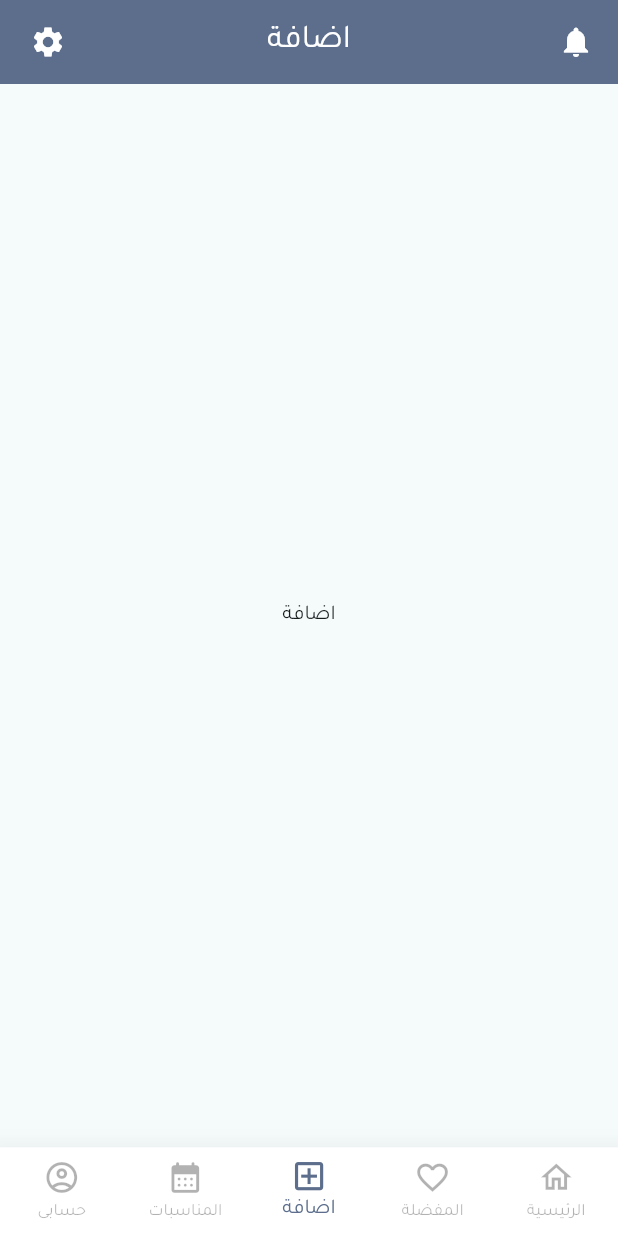
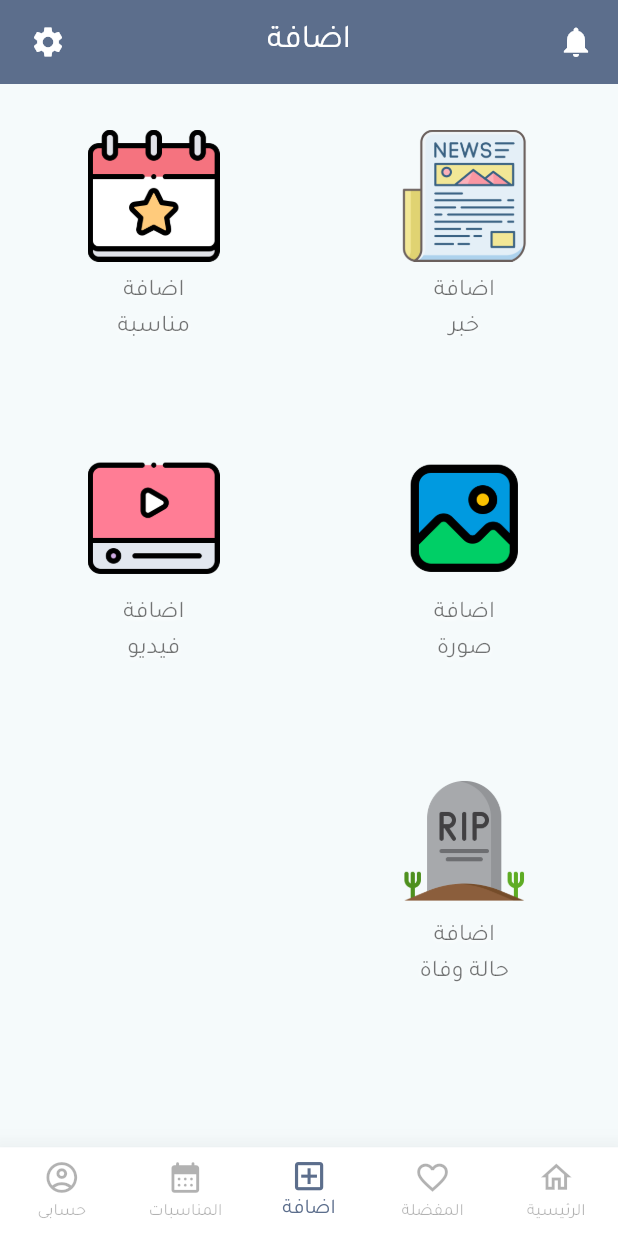
Before and after one commit to MahmoudRede/news_last_app, a Flutter app: the AppLayout screen opened directly, item 3 of the bottom bar chosen, on a phone screen of 412 x 824 dp. Run offline on Flutter 3.47's test engine with Material 3 defaults, Android fonts, the phone set to English and light mode, and no system bars; our stand-ins replace bloc, cloud_firestore, firebase_auth, firebase_core, flutter_bloc, fluttertoast and 6 more; missing offline and left inert: dart:html; accounts and stored records are empty; project files that could hold a hidden picture were left out.

Commit message:
create add grid view

```diff
--- a/lib/main.dart
+++ b/lib/main.dart
@@ -80,7 +80,7 @@ class MyApp extends StatelessWidget {
               }
               return supportLang.first;
             },
-              home: const OnboardingView(),
+              home: const AppLayout(),
           );
         },
       ),
--- a/lib/presentation/screens/add_post_view/add_post_view.dart
+++ b/lib/presentation/screens/add_post_view/add_post_view.dart
@@ -1,10 +1,38 @@
 import 'package:flutter/material.dart';
+import 'package:news_last_app/generated/assets.dart';
+import 'package:news_last_app/presentation/screens/add_post_view/widgets/grid_view_item.dart';
 
-class AddPostView extends StatelessWidget {
-  const AddPostView({Key? key}) : super(key: key);
+import 'models/add_post_model.dart';
+
+class AddPostView extends StatefulWidget {
+  const AddPostView({super.key});
+
+  @override
+  State<AddPostView> createState() => _AddPostViewState();
+}
+
+class _AddPostViewState extends State<AddPostView> {
+  final List<AddPostModel> items =  [
+    AddPostModel(image: Assets.assetsImagesNews, title: 'اضافة\nخبر',() => null),
+    AddPostModel(image: Assets.imagesEvents, title: 'اضافة\nمناسبة',() => null),
+    AddPostModel(image: Assets.imagesPicture, title: 'اضافة\nصورة',() => null),
+    AddPostModel(image: Assets.imagesVideo, title: 'اضافة\nفيديو',() => null),
+    AddPostModel(image: Assets.imagesDead, title: 'اضافة\nحالة وفاة',() => null),
+  ];
 
   @override
   Widget build(BuildContext context) {
-    return const Center(child: Text('اضافة'));
+    return GridView.count(
+      shrinkWrap: true,
+      physics: const NeverScrollableScrollPhysics(),
+      crossAxisCount: 2,
+      mainAxisSpacing: 10.0,
+      crossAxisSpacing: 2.0,
+      children: List.generate(items.length, (index) {
+        return Center(
+          child: GridViewItem(addPostModel: items[index]),
+        );
+      }),
+    );
   }
 }
--- /dev/null
+++ b/lib/presentation/screens/add_post_view/manager/add_post_cubit.dart
@@ -0,0 +1,15 @@
+import 'dart:html';
+
+import 'package:bloc/bloc.dart';
+import 'package:flutter_bloc/flutter_bloc.dart';
+import 'package:image_picker/image_picker.dart';
+import 'package:meta/meta.dart';
+
+part 'add_post_state.dart';
+
+class AddPostCubit extends Cubit<AddPostState> {
+  AddPostCubit() : super(AddPostInitial());
+
+  static AddPostCubit get(context) => BlocProvider.of(context);
+
+}
--- /dev/null
+++ b/lib/presentation/screens/add_post_view/manager/add_post_state.dart
@@ -0,0 +1,14 @@
+part of 'add_post_cubit.dart';
+
+@immutable
+abstract class AddPostState {}
+
+class AddPostInitial extends AddPostState {}
+class ImagePickerSuccessState extends AddPostState {}
+class ImagePickerFailureState extends AddPostState {}
+class UploadImageLoadingState extends AddPostState {}
+class UploadImageSuccessState extends AddPostState {}
+class UploadImageFailureState extends AddPostState {}
+class AddNewsLoadingState extends AddPostState {}
+class AddNewsSuccessState extends AddPostState {}
+class AddNewsFailureState extends AddPostState {}
--- /dev/null
+++ b/lib/presentation/screens/add_post_view/models/add_post_model.dart
@@ -0,0 +1,6 @@
+class AddPostModel {
+  final String image,title;
+  final Function()? function;
+
+  const AddPostModel(this.function, {required this.image, required this.title});
+}
--- /dev/null
+++ b/lib/presentation/screens/add_post_view/widgets/grid_view_item.dart
@@ -0,0 +1,51 @@
+import 'package:flutter/material.dart';
+import 'package:news_last_app/presentation/screens/add_post_view/models/add_post_model.dart';
+
+class GridViewItem extends StatelessWidget {
+  const GridViewItem({super.key, required this.addPostModel, });
+  final AddPostModel addPostModel;
+
+  @override
+  Widget build(BuildContext context) {
+    final TextStyle textStyle = Theme.of(context)
+        .textTheme
+        .bodyText1!
+        .copyWith(color: Colors.black54, shadows: const [
+      Shadow(
+        color: Colors.white,
+        blurRadius: 3,
+        offset: Offset(0, 1),
+      )
+    ]);
+    return InkWell(
+      onTap: addPostModel.function,
+      borderRadius: BorderRadius.circular(20.0),
+      child: SizedBox(
+          height: 160.0,
+          width: 160.0,
+          child: Center(
+            child: Padding(
+              padding: const EdgeInsets.all(8.0),
+              child: Column(
+                  crossAxisAlignment: CrossAxisAlignment.center,
+                  children: <Widget>[
+                    Expanded(
+                      child: Image.asset(
+                        addPostModel.image,
+                        fit: BoxFit.cover,
+                      ),
+                    ),
+                    const SizedBox(
+                      height: 8,
+                    ),
+                    Text(
+                      addPostModel.title,
+                      style: textStyle,
+                      textAlign: TextAlign.center,
+                    ),
+                  ]),
+            ),
+          )),
+    );
+  }
+}
--- a/lib/presentation/screens/app_layout/app_layout.dart
+++ b/lib/presentation/screens/app_layout/app_layout.dart
@@ -30,7 +30,9 @@ class AppLayout extends StatelessWidget {
                 padding: const EdgeInsets.only(left: 8),
                 child: IconButton(
                   icon: const Icon(Icons.settings),
-                  onPressed: () {},
+                  onPressed: () {
+                    customPushNavigator(context, const SettingsView());
+                  },
                 ),
               )
             ],
```
Also changed, not shown: lib/generated/assets.dart.
